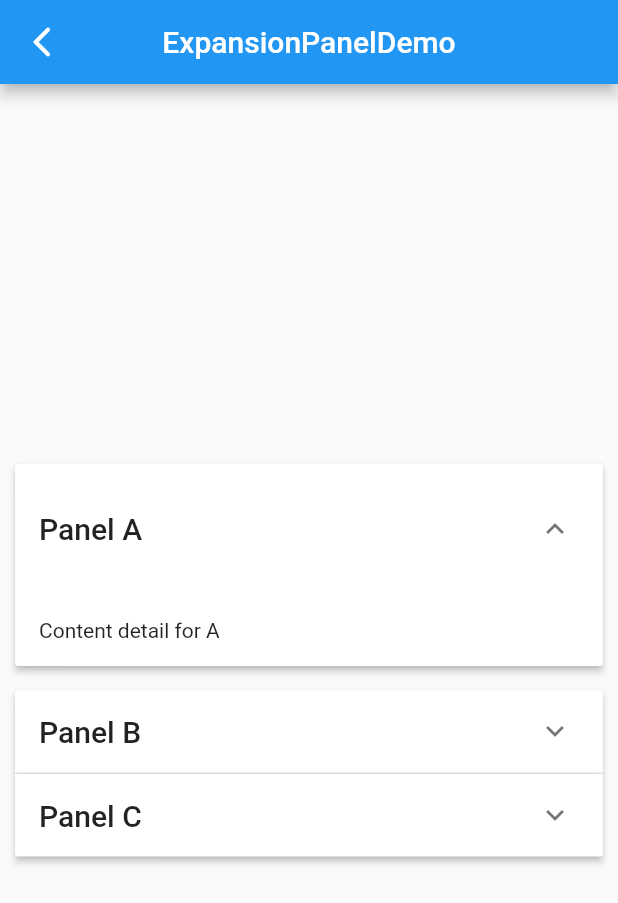
After one commit to 390057892/flutter_widght, a Flutter app: the ExpansionPanelDemo screen opened directly, on a phone screen of 412 x 824 dp. The commit adds this screen. Shown: the top 903 px of the screen. Run offline on Flutter 3.47's test engine with Material 2 defaults, Android fonts, the phone set to English and light mode, and no system bars; network calls fail.

Commit message:
expansionpancel demo编写

```diff
--- /dev/null
+++ b/widght_flutter/lib/demo/expansion_panel_demo.dart
@@ -0,0 +1,86 @@
+import 'package:flutter/material.dart';
+
+class ExpansionPanelItem {
+  final String headText;
+  final Widget body;
+  bool isExpanded;
+
+  ExpansionPanelItem({this.headText, this.body, this.isExpanded});
+}
+
+class ExpansionPanelDemo extends StatefulWidget {
+  @override
+  _ExpansionPanelDemoState createState() => _ExpansionPanelDemoState();
+}
+
+class _ExpansionPanelDemoState extends State<ExpansionPanelDemo> {
+  List<ExpansionPanelItem> _expansionPanelItems;
+
+  @override
+  void initState() {
+    super.initState();
+    _expansionPanelItems = <ExpansionPanelItem>[
+      ExpansionPanelItem(
+          headText: 'Panel A',
+          body: Container(
+            padding: EdgeInsets.all(16.0),
+            width: double.infinity,
+            child: Text('Content detail for A'),
+          ),
+          isExpanded: true),
+      ExpansionPanelItem(
+          headText: 'Panel B',
+          body: Container(
+            padding: EdgeInsets.all(16.0),
+            width: double.infinity,
+            child: Text('Content detail for B'),
+          ),
+          isExpanded: false),
+      ExpansionPanelItem(
+          headText: 'Panel C',
+          body: Container(
+            padding: EdgeInsets.all(16.0),
+            width: double.infinity,
+            child: Text('Content detail for C'),
+          ),
+          isExpanded: false),
+    ];
+  }
+
+  @override
+  Widget build(BuildContext context) {
+    return Scaffold(
+      appBar: AppBar(
+        title: Text('ExpansionPanelDemo'),
+        elevation: 4.0,
+      ),
+      body: Container(
+        padding: EdgeInsets.all(10.0),
+        child: Column(
+          mainAxisAlignment: MainAxisAlignment.center,
+          children: <Widget>[
+            ExpansionPanelList(
+              expansionCallback: (int pancelIndex, bool isExpanded) {
+                setState(() {
+                  _expansionPanelItems[pancelIndex].isExpanded = !isExpanded;
+                });
+              },
+              children: _expansionPanelItems.map((ExpansionPanelItem item) {
+                return ExpansionPanel(
+                    isExpanded: item.isExpanded,
+                    body: item.body,
+                    headerBuilder: (context, _isExpanded) {
+                      return Container(
+                        padding: EdgeInsets.all(16.0),
+                        child: Text(item.headText,
+                            style: Theme.of(context).textTheme.title),
+                      );
+                    });
+              }).toList(),
+            )
+          ],
+        ),
+      ),
+    );
+  }
+}
--- a/widght_flutter/lib/demo/material_components.dart
+++ b/widght_flutter/lib/demo/material_components.dart
@@ -1,4 +1,5 @@
 import 'package:flutter/material.dart';
+import 'package:widght_flutter/demo/expansion_panel_demo.dart';
 import '../demo/button_demo.dart';
 import '../demo/floating_action_button.dart';
 import '../demo/popup_menu_button.dart';
@@ -37,6 +38,7 @@ class MatericalComponents extends StatelessWidget {
           ListItem(title: 'AlterDialogDemo', page: AlterDialogDemo()),
           ListItem(title: 'BottomSheetDemo', page: BottomSheetDemo()),
           ListItem(title: 'SnackBarDemo', page: SnackBarDemo()),
+          ListItem(title: 'ExpansionPanelDemo', page: ExpansionPanelDemo()),
         ],
       ),
     );
--- a/widght_flutter/lib/main.dart
+++ b/widght_flutter/lib/main.dart
@@ -19,7 +19,7 @@ class MyApp extends StatelessWidget {
           splashColor: Colors.white70, //水波纹颜色
           platform: TargetPlatform.iOS),
       // home: HomePageDemo(),
-      initialRoute: Router().mdc,
+      initialRoute: Router().initRoute,
       routes: {
         Router().initRoute: (context) => HomePageDemo(),
         Router().onClick: (context) => Page(title: "OnClick",),
```
